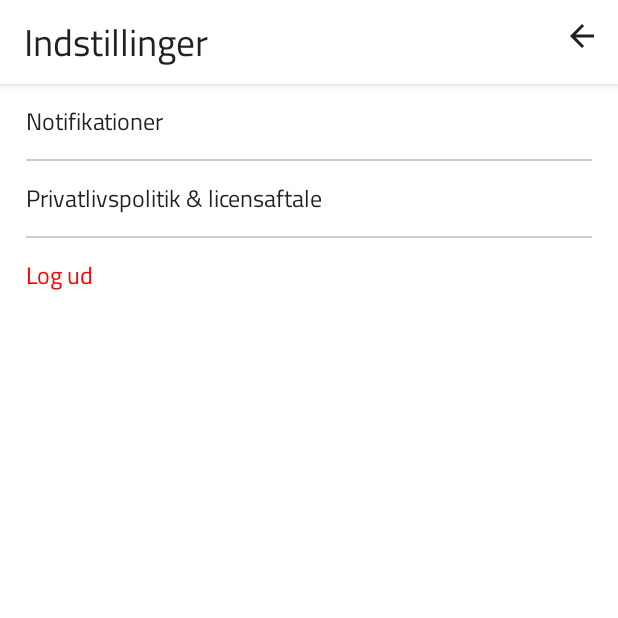
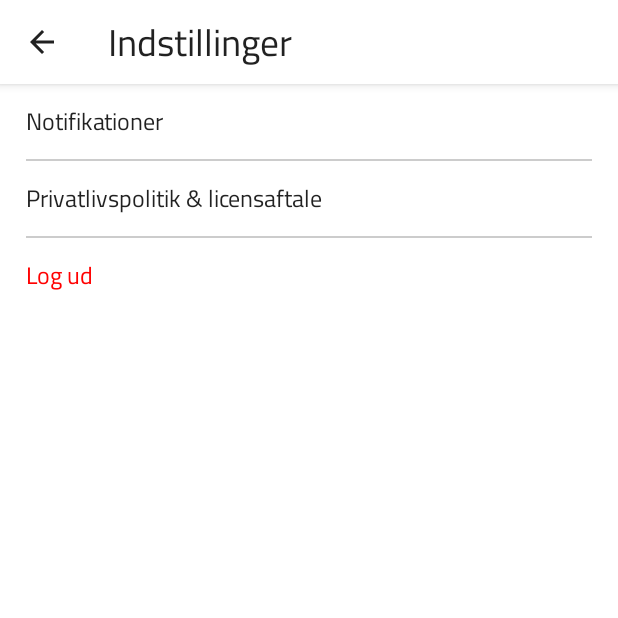
Before and after one commit to MarkBidstrup/PB1, an Android app built with Jetpack Compose: the composable SettingsResearcherScreen called with empty values, on a phone screen of 412 x 824 dp, the top half of it. Run offline under Robolectric (Android 15) with nearby library versions, the phone set to English and light mode, and no system bars.

Commit message:
Fixed placement of back arrow

```diff
--- a/PB1ProbeApplication/app/src/main/java/com/example/pb1_probe_application/ui/SettingsScreen.kt
+++ b/PB1ProbeApplication/app/src/main/java/com/example/pb1_probe_application/ui/SettingsScreen.kt
@@ -152,17 +152,18 @@ fun SettingsResearcherScreen(onClick: () -> Unit, onClickNav :() -> Unit, authVi
             TopAppBar(
                 modifier = Modifier.fillMaxWidth(),
                 title = { Text(stringResource(R.string.settingsHeading), style = Typography.h1) },
-                backgroundColor = MaterialTheme.colors.onPrimary)
-            Row(modifier = Modifier.fillMaxWidth(), verticalAlignment = Alignment.CenterVertically, horizontalArrangement = Arrangement.End) {
-                IconButton(onClick = {
-                    onClick()
-                }) {
-                    Icon(
-                        Icons.Default.ArrowBack,
-                        contentDescription = "back arrow"
-                    )
-                }
-            }
+                navigationIcon = {
+                    IconButton(
+                        onClick = { onClick() }
+                    ) {
+                        Icon(
+                            Icons.Default.ArrowBack,
+                            contentDescription = "back",
+                        )
+                    }
+                },
+                backgroundColor = MaterialTheme.colors.onPrimary
+            )
         },
         content = {
             Column() {
```
